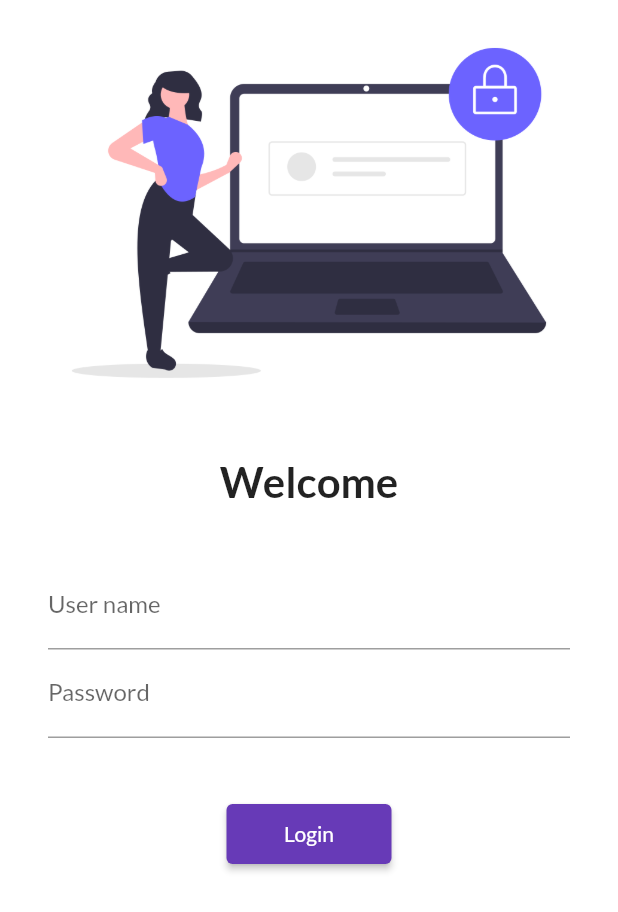
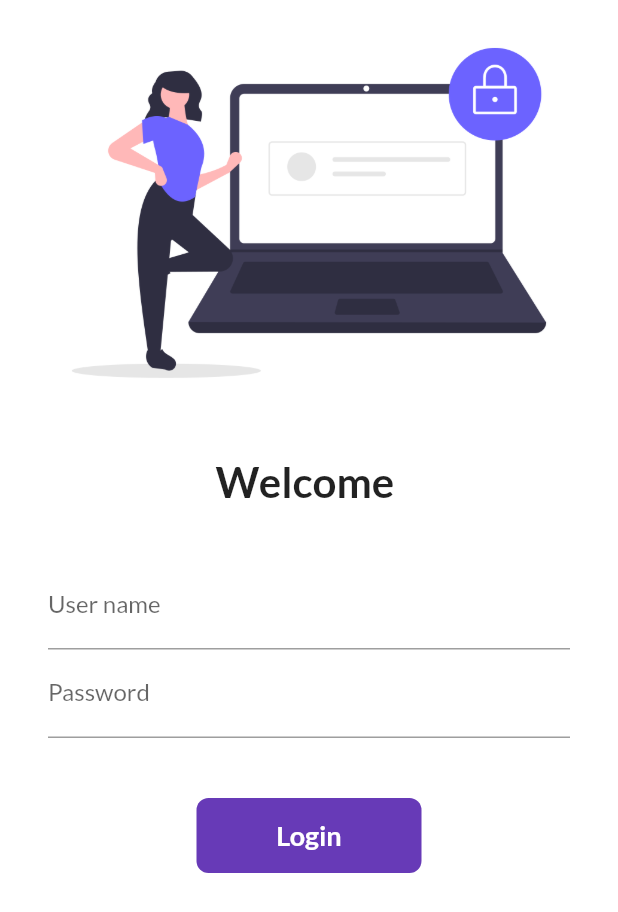
Before and after one commit to nik8424/FlutterApp, a Flutter app: the screen it shows after launch, on a phone screen of 412 x 824 dp. Shown: the top 912 px of the screen. Run offline on Flutter 3.47's test engine with Material 2 defaults, Android fonts, the phone set to English and light mode, and no system bars; our stand-ins replace google_fonts.

Commit message:
day 6 completed

```diff
--- a/lib/pages/login_page.dart
+++ b/lib/pages/login_page.dart
@@ -1,8 +1,16 @@
 import 'package:flutter/material.dart';
 import 'package:flutter_application_1/utils/routes.dart';
 
-class LoginPage extends StatelessWidget {
+class LoginPage extends StatefulWidget {
   const LoginPage({Key? key}) : super(key: key);
+
+  @override
+  _LoginPageState createState() => _LoginPageState();
+}
+
+class _LoginPageState extends State<LoginPage> {
+  String name = "";
+  bool changeButton = false;
 
   @override
   Widget build(BuildContext context) {
@@ -19,7 +27,7 @@
                 height: 20.0,
               ),
               Text(
-                "Welcome",
+                "Welcome $name",
                 style: TextStyle(
                   fontSize: 28,
                   fontWeight: FontWeight.bold,
@@ -38,6 +46,10 @@
                         hintText: "Enter username",
                         labelText: "User name",
                       ),
+                      onChanged: (value) {
+                        name = value;
+                        setState(() {});
+                      },
                     ),
                     TextFormField(
                       obscureText: true,
@@ -49,13 +61,49 @@
                     SizedBox(
                       height: 40.0,
                     ),
-                    ElevatedButton(
-                      child: Text("Login"),
-                      style: TextButton.styleFrom(minimumSize: Size(110, 40)),
-                      onPressed: () {
+
+                    InkWell(
+                      onTap: () async {
+                        setState(() {
+                          changeButton = true;
+                        });
+
+                        await Future.delayed(Duration(milliseconds: 800));
                         Navigator.pushNamed(context, MyRoutes.homeRoute);
                       },
+                      child: AnimatedContainer(
+                        duration: Duration(milliseconds: 500),
+                        width: changeButton ? 50 : 150,
+                        height: 50,
+                        alignment: Alignment.center,
+                        child: changeButton
+                            ? Icon(
+                                Icons.done,
+                                color: Colors.white,
+                              )
+                            : Text(
+                                "Login",
+                                style: TextStyle(
+                                  color: Colors.white,
+                                  fontWeight: FontWeight.bold,
+                                  fontStyle: FontStyle.normal,
+                                  fontSize: 18,
+                                ),
+                              ),
+                        decoration: BoxDecoration(
+                          color: Colors.deepPurple,
+                          borderRadius:
+                              BorderRadius.circular(changeButton ? 50 : 8),
+                        ),
+                      ),
                     ),
+                    // ElevatedButton(
+                    //   child: Text("Login"),
+                    //   style: TextButton.styleFrom(minimumSize: Size(110, 40)),
+                    //   onPressed: () {
+                    //     Navigator.pushNamed(context, MyRoutes.homeRoute);
+                    //   },
+                    // ),
                   ],
                 ),
               ),
```
